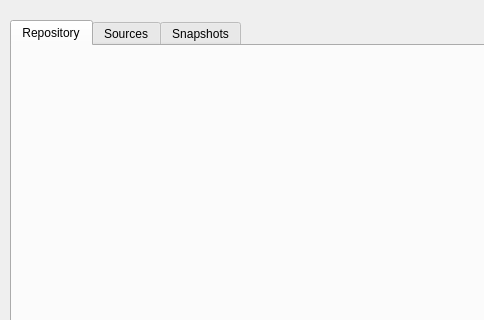
Before: the Qt Designer form src/vorta/assets/UI/mainwindow.ui in borgbase/vorta, drawn with Qt 5; both pictures show x 0 to 484 and y 0 to 320 of the 800 by 600 pixel window.
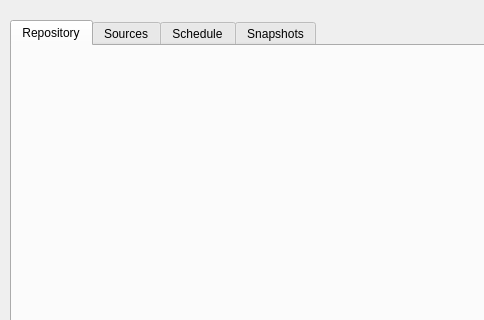
After: the same form once the commit is applied. The open tabs and pages were chosen to show the change.

What changed in the file:
```diff
--- a/src/vorta/assets/UI/mainwindow.ui
+++ b/src/vorta/assets/UI/mainwindow.ui
@@ -72,6 +72,11 @@
          <string>Sources</string>
         </attribute>
        </widget>
+       <widget class="QWidget" name="scheduleTabSlot">
+        <attribute name="title">
+         <string>Schedule</string>
+        </attribute>
+       </widget>
        <widget class="QWidget" name="snapshotTabSlot">
         <attribute name="title">
          <string>Snapshots</string>
```
Left out of the diff: 2 changed lines with no effect on the pictures.
